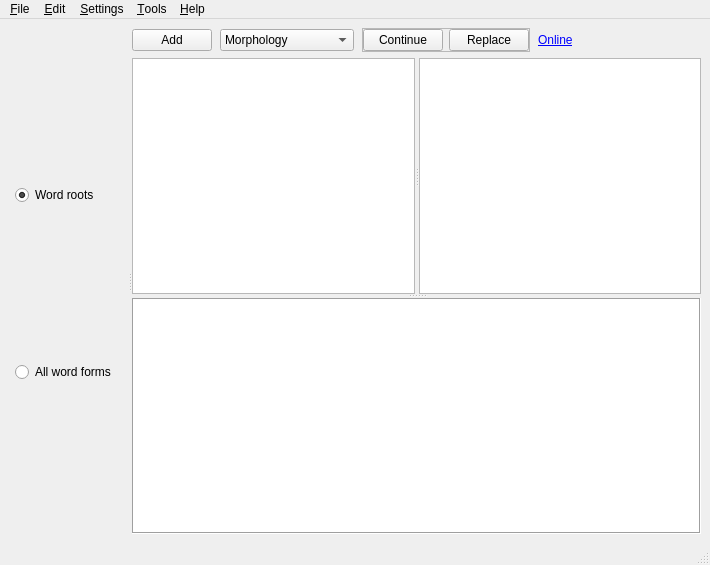
Before: the Qt Designer form mainform.ui in vanyog/grammar-bg, drawn with Qt 5.
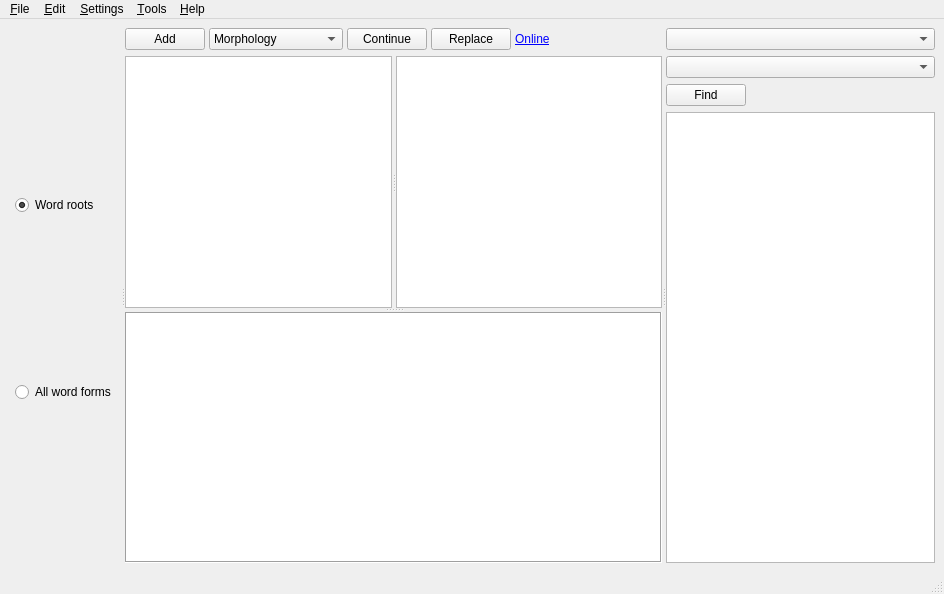
After: the same form once the commit is applied.

```diff
--- a/mainform.ui
+++ b/mainform.ui
@@ -6,16 +6,16 @@
    <rect>
     <x>0</x>
     <y>0</y>
-    <width>710</width>
-    <height>565</height>
+    <width>944</width>
+    <height>594</height>
    </rect>
   </property>
   <property name="windowTitle">
    <string>Bulgarian grammar</string>
   </property>
   <widget class="QWidget" name="centralwidget">
-   <layout class="QHBoxLayout" name="horizontalLayout">
-    <item>
+   <layout class="QGridLayout" name="gridLayout">
+    <item row="0" column="0">
      <widget class="QSplitter" name="splitter_3">
       <property name="orientation">
        <enum>Qt::Horizontal</enum>
@@ -64,7 +64,7 @@
         <item>
          <layout class="QHBoxLayout">
           <property name="spacing">
-           <number>8</number>
+           <number>4</number>
           </property>
           <item>
            <widget class="QPushButton" name="pushButton_3">
@@ -106,12 +106,18 @@
           <item>
            <widget class="QFrame" name="frame">
             <property name="frameShape">
-             <enum>QFrame::StyledPanel</enum>
+             <enum>QFrame::NoFrame</enum>
             </property>
             <property name="frameShadow">
-             <enum>QFrame::Raised</enum>
+             <enum>QFrame::Plain</enum>
+            </property>
+            <property name="lineWidth">
+             <number>0</number>
             </property>
             <layout class="QHBoxLayout">
+             <property name="spacing">
+              <number>4</number>
+             </property>
              <property name="margin">
               <number>0</number>
              </property>
@@ -207,6 +213,43 @@
         </item>
        </layout>
       </widget>
+      <widget class="QWidget" name="">
+       <layout class="QVBoxLayout" name="verticalLayout_2">
+        <item>
+         <widget class="QComboBox" name="comboBox_2"/>
+        </item>
+        <item>
+         <widget class="QComboBox" name="comboBox_3"/>
+        </item>
+        <item>
+         <layout class="QHBoxLayout" name="horizontalLayout">
+          <item>
+           <widget class="QPushButton" name="pushButton_4">
+            <property name="text">
+             <string>Find</string>
+            </property>
+           </widget>
+          </item>
+          <item>
+           <spacer name="horizontalSpacer">
+            <property name="orientation">
+             <enum>Qt::Horizontal</enum>
+            </property>
+            <property name="sizeHint" stdset="0">
+             <size>
+              <width>17</width>
+              <height>17</height>
+             </size>
+            </property>
+           </spacer>
+          </item>
+         </layout>
+        </item>
+        <item>
+         <widget class="QListView" name="listView_2"/>
+        </item>
+       </layout>
+      </widget>
      </widget>
     </item>
    </layout>
@@ -217,8 +260,8 @@
     <rect>
      <x>0</x>
      <y>0</y>
-     <width>710</width>
-     <height>21</height>
+     <width>944</width>
+     <height>22</height>
     </rect>
    </property>
    <widget class="QMenu" name="menuSettings">
```
